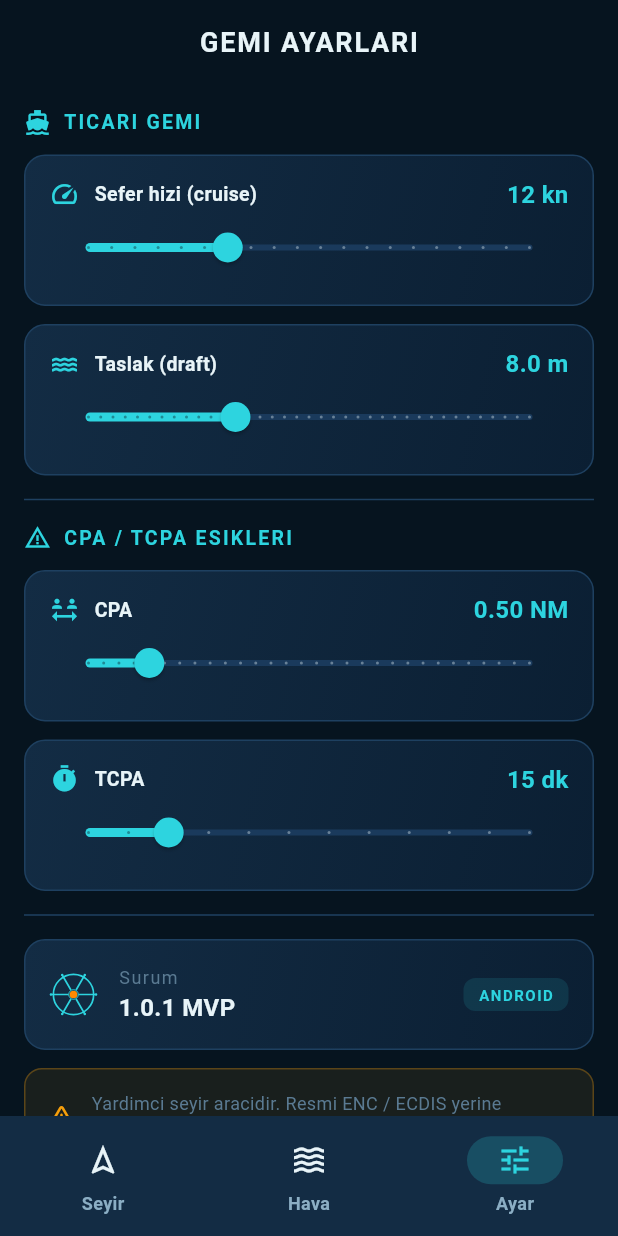
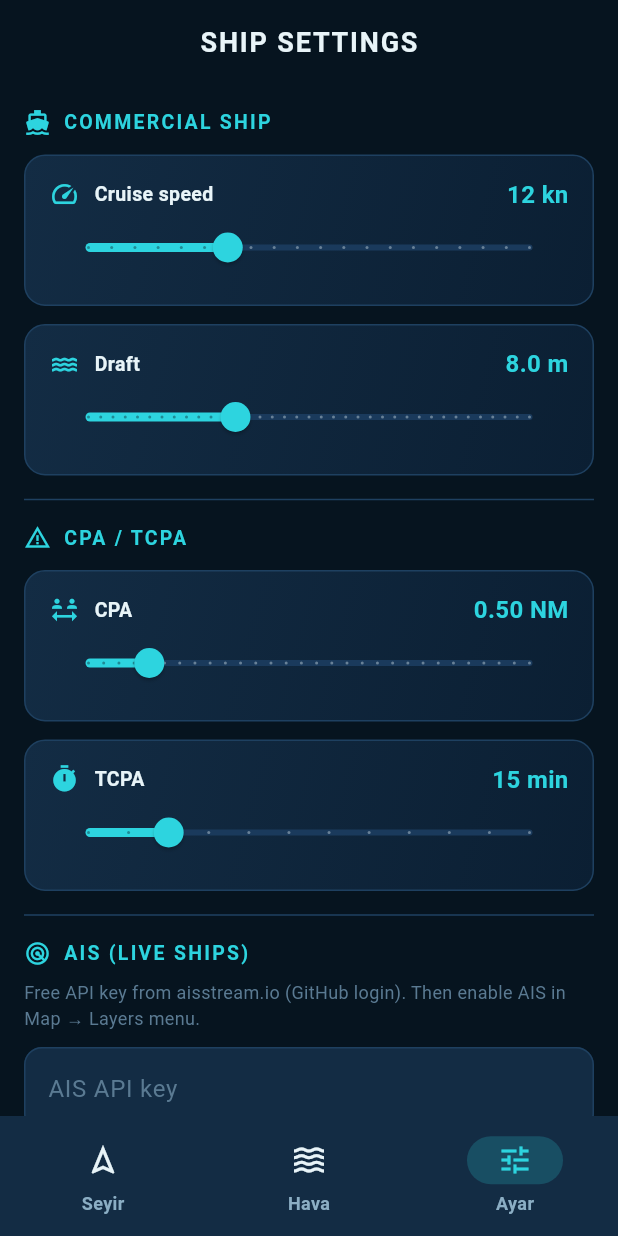
Before and after one commit to rep1ck/Asistan-Kaptan, a Flutter app: the screen it shows after launch, item 3 of the bottom bar chosen, on a phone screen of 412 x 824 dp. Run offline on Flutter 3.47's test engine with Material 3 defaults, Android fonts, the phone set to English and light mode, and no system bars; our stand-ins replace flutter_map, flutter_riverpod, geolocator, latlong2, shared_preferences; network calls fail.

Commit message:
feat: AIS API key field in settings

```diff
--- a/lib/screens/settings_screen.dart
+++ b/lib/screens/settings_screen.dart
@@ -12,6 +12,7 @@ class SettingsScreen extends StatefulWidget {
 
 class _SettingsScreenState extends State<SettingsScreen> {
   final store = SettingsStore();
+  final aisCtrl = TextEditingController();
   double cpa = 0.5;
   double tcpa = 15;
   double draft = 8;
@@ -24,11 +25,18 @@ class _SettingsScreenState extends State<SettingsScreen> {
     _load();
   }
 
+  @override
+  void dispose() {
+    aisCtrl.dispose();
+    super.dispose();
+  }
+
   Future<void> _load() async {
     cpa = await store.getCpaNm();
     tcpa = await store.getTcpaMin();
     draft = await store.getDraftM();
     cruise = await store.getCruiseKn();
+    aisCtrl.text = await store.getAisApiKey();
     if (mounted) setState(() => loading = false);
   }
 
@@ -36,20 +44,20 @@ class _SettingsScreenState extends State<SettingsScreen> {
   Widget build(BuildContext context) {
     if (loading) {
       return const Scaffold(
-        body: Center(child: CircularProgressIndicator(color: MaritimeColors.cyan)),
+        body: Center(
+            child: CircularProgressIndicator(color: MaritimeColors.cyan)),
       );
     }
     return Scaffold(
-      appBar: AppBar(title: const Text('GEMI AYARLARI')),
+      appBar: AppBar(title: const Text('SHIP SETTINGS')),
       body: ListView(
         padding: const EdgeInsets.all(16),
         children: [
-          // Gemi ayarları bölümü
-          _sectionHeader('TICARI GEMI', Icons.directions_boat),
+          _sectionHeader('COMMERCIAL SHIP', Icons.directions_boat),
           const SizedBox(height: 12),
           _sliderCard(
             icon: Icons.speed,
-            label: 'Sefer hizi (cruise)',
+            label: 'Cruise speed',
             value: cruise,
             min: 6,
             max: 25,
@@ -64,7 +72,7 @@ class _SettingsScreenState extends State<SettingsScreen> {
           const SizedBox(height: 12),
           _sliderCard(
             icon: Icons.water,
-            label: 'Taslak (draft)',
+            label: 'Draft',
             value: draft,
             min: 2,
             max: 20,
@@ -77,8 +85,7 @@ class _SettingsScreenState extends State<SettingsScreen> {
             },
           ),
           const Divider(),
-          // CPA / TCPA bölümü
-          _sectionHeader('CPA / TCPA ESIKLERI', Icons.warning_amber),
+          _sectionHeader('CPA / TCPA', Icons.warning_amber),
           const SizedBox(height: 12),
           _sliderCard(
             icon: Icons.social_distance,
@@ -102,7 +109,7 @@ class _SettingsScreenState extends State<SettingsScreen> {
             min: 5,
             max: 60,
             divisions: 11,
-            unit: ' dk',
+            unit: ' min',
             format: (v) => v.toStringAsFixed(0),
             onChanged: (v) async {
               setState(() => tcpa = v);
@@ -110,7 +117,35 @@ class _SettingsScreenState extends State<SettingsScreen> {
             },
           ),
           const Divider(),
-          // Sürüm kartı
+          _sectionHeader('AIS (LIVE SHIPS)', Icons.radar),
+          const SizedBox(height: 8),
+          const Text(
+            'Free API key from aisstream.io (GitHub login). '
+            'Then enable AIS in Map → Layers menu.',
+            style: TextStyle(fontSize: 12, color: MaritimeColors.textMuted),
+          ),
+          const SizedBox(height: 10),
+          TextField(
+            controller: aisCtrl,
+            obscureText: true,
+            style: const TextStyle(color: MaritimeColors.textPrimary),
+            decoration: InputDecoration(
+              labelText: 'AIS API key',
+              labelStyle: const TextStyle(color: MaritimeColors.textMuted),
+              filled: true,
+              fillColor: MaritimeColors.surfaceDark,
+              border: OutlineInputBorder(
+                borderRadius: BorderRadius.circular(12),
+                borderSide: const BorderSide(color: MaritimeColors.border),
+              ),
+              enabledBorder: OutlineInputBorder(
+                borderRadius: BorderRadius.circular(12),
+                borderSide: const BorderSide(color: MaritimeColors.border),
+              ),
+            ),
+            onChanged: (v) => store.setAisApiKey(v),
+          ),
+          const SizedBox(height: 16),
           Container(
             padding: const EdgeInsets.all(16),
             decoration: BoxDecoration(
@@ -118,75 +153,23 @@ class _SettingsScreenState extends State<SettingsScreen> {
               borderRadius: BorderRadius.circular(14),
               border: Border.all(color: MaritimeColors.border),
             ),
-            child: Row(
+            child: const Row(
               children: [
-                const HelmIcon(size: 32, color: MaritimeColors.cyan),
-                const SizedBox(width: 14),
-                const Expanded(
+                HelmIcon(size: 32, color: MaritimeColors.cyan),
+                SizedBox(width: 14),
+                Expanded(
                   child: Column(
                     crossAxisAlignment: CrossAxisAlignment.start,
                     children: [
-                      Text(
-                        'Surum',
+                      Text('Version',
                           style: TextStyle(
-                          fontSize: 12,
-                          color: MaritimeColors.textMuted,
-                          letterSpacing: 1.0,
-                        ),
-                      ),
-                      Text(
-                        '1.0.1 MVP',
+                              fontSize: 12, color: MaritimeColors.textMuted)),
+                      Text('1.0.3 AIS',
                           style: TextStyle(
                               fontSize: 16,
                               fontWeight: FontWeight.w700,
-                          color: MaritimeColors.textPrimary,
-                        ),
-                      ),
+                              color: MaritimeColors.textPrimary)),
                     ],
-                  ),
-                ),
-                Container(
-                  padding: const EdgeInsets.symmetric(horizontal: 10, vertical: 4),
-                  decoration: BoxDecoration(
-                    color: MaritimeColors.cyan.withOpacity(0.12),
-                    borderRadius: BorderRadius.circular(8),
-                  ),
-                  child: const Text(
-                    'ANDROID',
-                    style: TextStyle(
-                      fontSize: 10,
-                      fontWeight: FontWeight.w600,
-                      color: MaritimeColors.cyan,
-                      letterSpacing: 1.0,
-                    ),
-                  ),
-                ),
-              ],
-            ),
-          ),
-          const SizedBox(height: 12),
-          // Uyarı kartı
-          Container(
-            padding: const EdgeInsets.all(14),
-            decoration: BoxDecoration(
-              color: MaritimeColors.warning.withOpacity(0.08),
-              borderRadius: BorderRadius.circular(12),
-              border: Border.all(
-                color: MaritimeColors.warning.withOpacity(0.3),
-              ),
-            ),
-            child: Row(
-              children: [
-                const Icon(Icons.warning_amber_rounded, color: MaritimeColors.warning, size: 20),
-                const SizedBox(width: 10),
-                Expanded(
-                  child: Text(
-                    'Yardimci seyir aracidir. Resmi ENC / ECDIS yerine gecmez.',
-                    style: TextStyle(
-                      fontSize: 12,
-                      color: MaritimeColors.textMuted,
-                      height: 1.4,
-                    ),
                   ),
                 ),
               ],
@@ -240,23 +223,17 @@ class _SettingsScreenState extends State<SettingsScreen> {
             children: [
               Icon(icon, color: MaritimeColors.cyan, size: 20),
               const SizedBox(width: 10),
-              Text(
-                label,
+              Text(label,
                   style: const TextStyle(
                       fontSize: 13,
                       fontWeight: FontWeight.w600,
-                  color: MaritimeColors.textPrimary,
-                ),
-              ),
+                      color: MaritimeColors.textPrimary)),
               const Spacer(),
-              Text(
-                '${format(value)}$unit',
+              Text('${format(value)}$unit',
                   style: const TextStyle(
                       fontSize: 16,
                       fontWeight: FontWeight.w700,
-                  color: MaritimeColors.cyan,
-                ),
-              ),
+                      color: MaritimeColors.cyan)),
             ],
           ),
           Slider(
```
Lines whose indentation alone changed are shown as unchanged.
